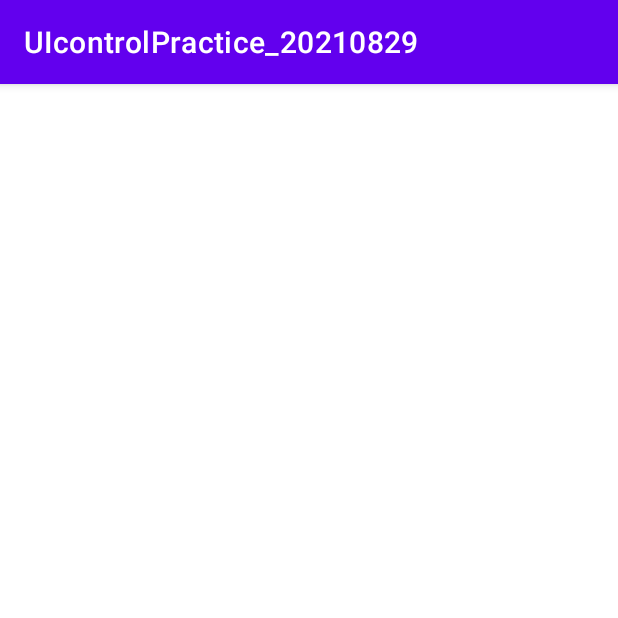
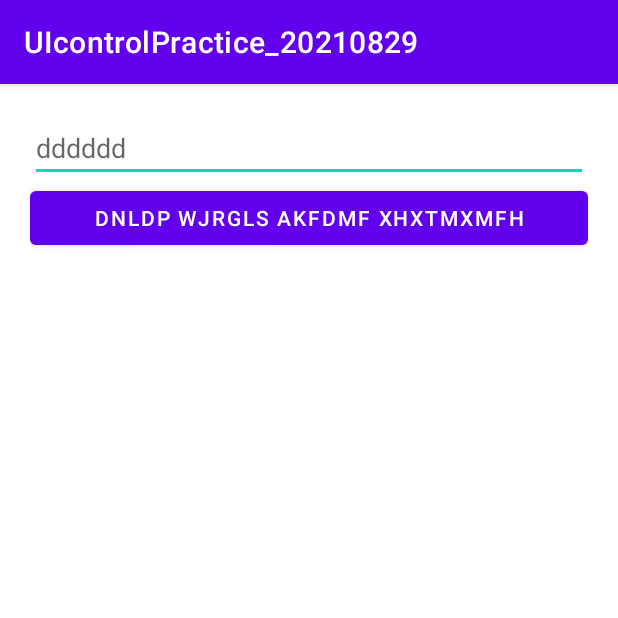
Before and after one commit to dani9210/UIcontrolPractice_20210829, an Android app: the screen it shows after launch (MainActivity), on a phone screen of 412 x 824 dp, the top half of it. Run offline under Robolectric (Android 15) with nearby library versions, the phone set to English and light mode, and no system bars.

Commit message:
UI dustmq

```diff
--- a/app/src/main/res/layout/activity_main.xml
+++ b/app/src/main/res/layout/activity_main.xml
@@ -5,7 +5,20 @@
     android:layout_width="match_parent"
     android:layout_height="match_parent"
     android:orientation="vertical"
+    android:padding="20dp"
     tools:context=".MainActivity">
+
+   <EditText
+       android:id="@+id/messageEdt"
+       android:layout_width="match_parent"
+       android:layout_height="wrap_content"
+       android:hint="dddddd"/>
+
+   <Button
+       android:id="@+id/toastBtn"
+       android:layout_width="match_parent"
+       android:layout_height="wrap_content"
+      android:text="dnldp wjrgls akfdmf xhxtmxmfh" />
 
 
 
```
